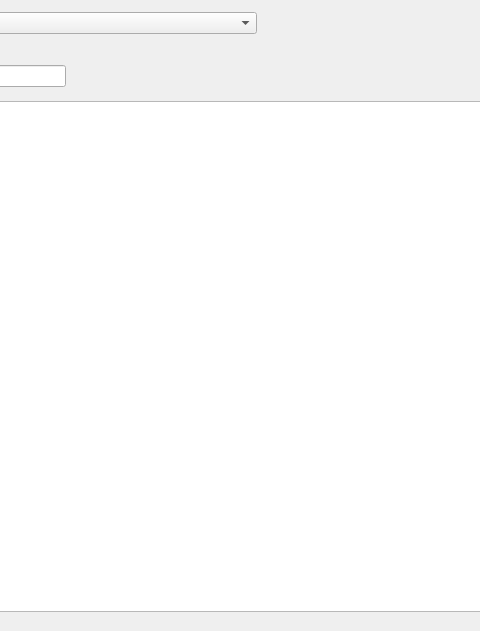
Above: ui/qt/reserva_page.ui from i82camud/Club_Padel before the change; both pictures show x 455 to 935 and y 139 to 770 of the 1080 by 770 pixel window. Below: the same form after it.
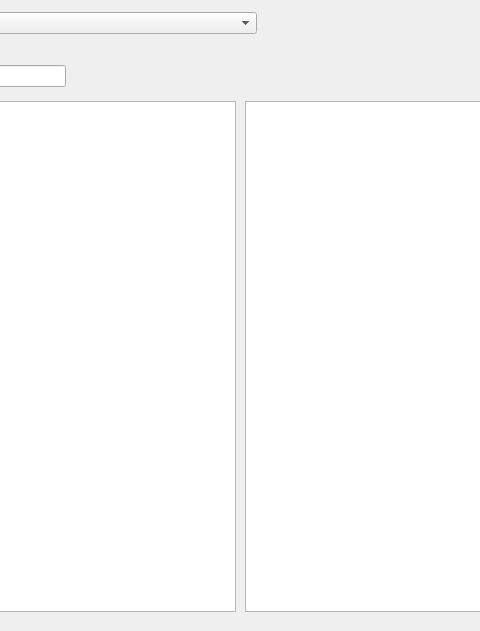
That is the form after the change.

```diff
--- a/ui/qt/reserva_page.ui
+++ b/ui/qt/reserva_page.ui
@@ -235,7 +235,7 @@
     <rect>
      <x>20</x>
      <y>240</y>
-     <width>1041</width>
+     <width>671</width>
      <height>511</height>
     </rect>
    </property>
@@ -290,6 +290,22 @@
     </item>
    </layout>
   </widget>
+  <widget class="QTableWidget" name="tabla_cuadrante">
+   <property name="geometry">
+    <rect>
+     <x>700</x>
+     <y>240</y>
+     <width>361</width>
+     <height>511</height>
+    </rect>
+   </property>
+   <property name="alternatingRowColors">
+    <bool>true</bool>
+   </property>
+   <property name="selectionBehavior">
+    <enum>QAbstractItemView::SelectRows</enum>
+   </property>
+  </widget>
  </widget>
  <resources/>
  <connections/>
```
